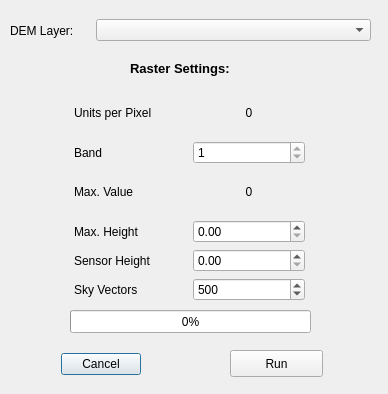
This is ui_svf.ui in KrisHammerberg/DEMtools as Qt 5 draws it before an edit. The edited form follows.
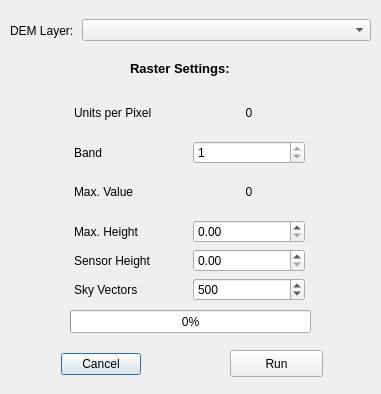
This is the edited form. Custom widgets are drawn as their Qt base class.

Commit message:
updated GUI combobox to QgsMapLayerComboBox
also added error message popup when no raster layers are loaded in
project.

The edit to the form file:
```diff
--- a/ui_svf.ui
+++ b/ui_svf.ui
@@ -6,7 +6,7 @@
    <rect>
     <x>0</x>
     <y>0</y>
-    <width>388</width>
+    <width>381</width>
     <height>394</height>
    </rect>
   </property>
@@ -35,6 +35,9 @@
     </rect>
    </property>
    <layout class="QHBoxLayout" name="horizontalLayout">
+    <property name="spacing">
+     <number>8</number>
+    </property>
     <item>
      <widget class="QLabel" name="layer_prompt">
       <property name="text">
@@ -43,12 +46,12 @@
      </widget>
     </item>
     <item>
-     <widget class="QComboBox" name="comboBox">
-      <property name="minimumSize">
-       <size>
-        <width>275</width>
-        <height>0</height>
-       </size>
+     <widget class="QgsMapLayerComboBox" name="comboBox">
+      <property name="sizePolicy">
+       <sizepolicy hsizetype="Expanding" vsizetype="Fixed">
+        <horstretch>0</horstretch>
+        <verstretch>0</verstretch>
+       </sizepolicy>
       </property>
      </widget>
     </item>
@@ -258,6 +261,13 @@
    </property>
   </widget>
  </widget>
+ <customwidgets>
+  <customwidget>
+   <class>QgsMapLayerComboBox</class>
+   <extends>QComboBox</extends>
+   <header>qgsmaplayercombobox.h</header>
+  </customwidget>
+ </customwidgets>
  <resources/>
  <connections>
   <connection>
```
The commit also changes 9 other files.
